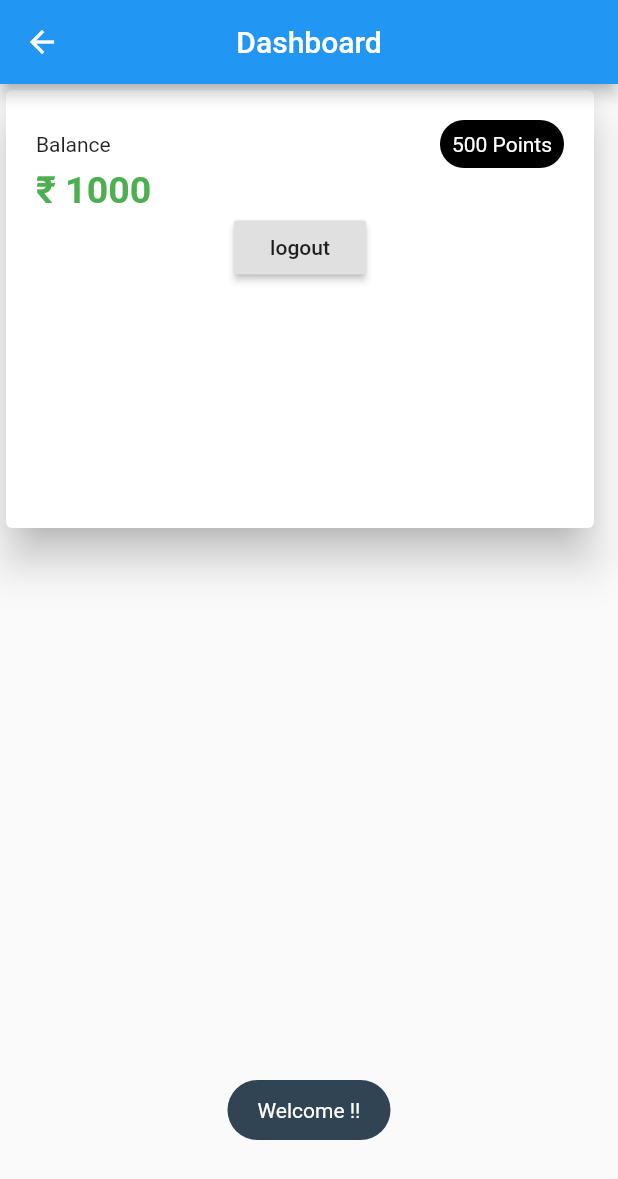
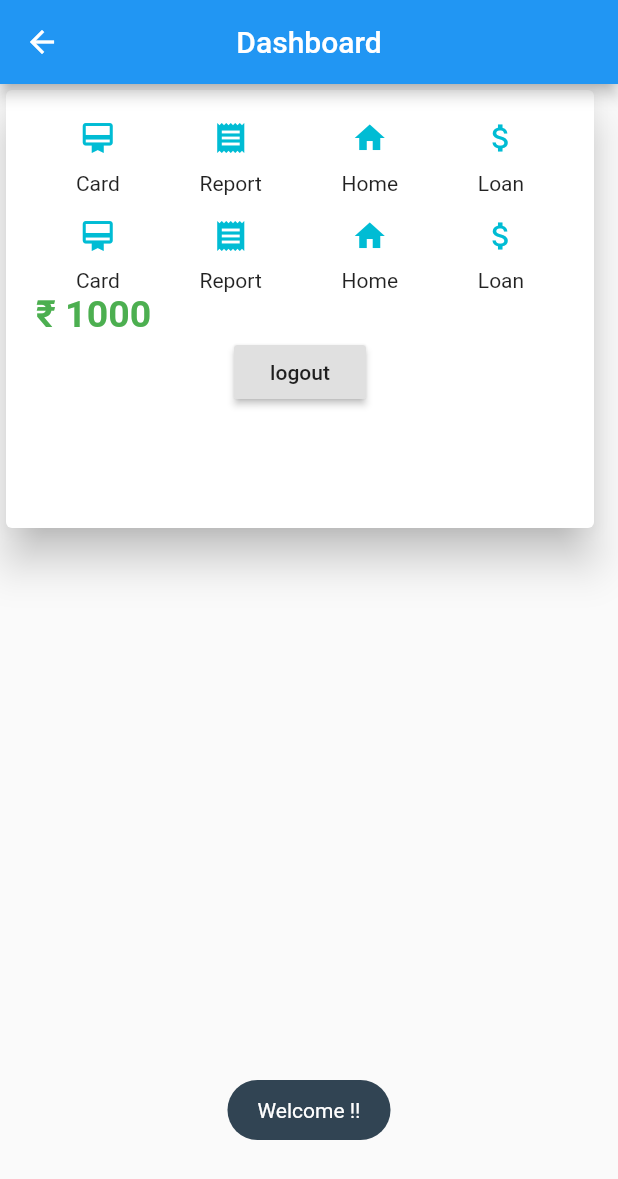
Before and after one commit to vscodeguru/flutter-guru, a Flutter app: the HomePage screen opened directly, on a phone screen of 412 x 824 dp. Shown: the top 1179 px of the screen. Run offline on Flutter 3.47's test engine with Material 2 defaults, Android fonts, the phone set to English and light mode, and no system bars; our stand-ins replace bloc, equatable, flutter_bloc, flutter_masked_text, flutter_spinkit, fluttertoast; missing offline and left inert: sms; statements that could not run were skipped.

Commit message:
Dashboard UI design Inprogress

```diff
--- a/lib/screens/dashboard/dashboard_page.dart
+++ b/lib/screens/dashboard/dashboard_page.dart
@@ -49,26 +49,130 @@ class _HomePageState extends State<HomePage> {
                       crossAxisAlignment: CrossAxisAlignment.start,
                       children: <Widget>[
                         Row(
-                          mainAxisAlignment: MainAxisAlignment.spaceBetween,
+                          mainAxisAlignment: MainAxisAlignment.spaceAround,
                           children: <Widget>[
-                            Text(
-                              "Balance",
-                              //   style: TextStyle(fontFamily: UIData.ralewayFont),
+                            Column(
+                              children: <Widget>[
+                                Icon(
+                                  Icons.card_membership,
+                                  color: Colors.cyan,
+                                ),
+                                SizedBox(height: 10),
+                                Text(
+                                  "Card",
+                                  //   style: TextStyle(fontFamily: UIData.ralewayFont),
+                                ),
+                              ],
                             ),
-                            Material(
-                              color: Colors.black,
-                              shape: StadiumBorder(),
-                              child: Padding(
-                                padding: const EdgeInsets.all(8.0),
-                                child: Text(
-                                  "500 Points",
-                                  style: TextStyle(
-                                    color: Colors.white,
-                                    //  fontFamily: UIData.ralewayFont),
-                                  ),
+                            Column(
+                              children: <Widget>[
+                                Icon(
+                                  Icons.receipt,
+                                  color: Colors.cyan,
                                 ),
-                              ),
+                                SizedBox(height: 10),
+                                Text('Report')
+                              ],
                             ),
+                            Column(
+                              children: <Widget>[
+                                Icon(
+                                  Icons.home,
+                                  color: Colors.cyan,
+                                ),
+                                SizedBox(height: 10),
+                                Text('Home')
+                              ],
+                            ),
+                            Column(
+                              children: <Widget>[
+                                Icon(
+                                  Icons.attach_money,
+                                  color: Colors.cyan,
+                                ),
+                                SizedBox(height: 10),
+                                Text('Loan')
+                              ],
+                            )
+
+                            // Material(
+                            //   color: Colors.black,
+                            //   shape: StadiumBorder(),
+                            //   child: Padding(
+                            //     padding: const EdgeInsets.all(8.0),
+                            //     child: Text(
+                            //       "500 Points",
+                            //       style: TextStyle(
+                            //         color: Colors.white,
+                            //         //  fontFamily: UIData.ralewayFont),
+                            //       ),
+                            //     ),
+                            //   ),
+                            // ),
+                          ],
+                        ),
+                        SizedBox(height: 15),
+                          Row(
+                          mainAxisAlignment: MainAxisAlignment.spaceAround,
+                          children: <Widget>[
+                            Column(
+                              children: <Widget>[
+                                Icon(
+                                  Icons.card_membership,
+                                  color: Colors.cyan,
+                                ),
+                                SizedBox(height: 10),
+                                Text(
+                                  "Card",
+                                  //   style: TextStyle(fontFamily: UIData.ralewayFont),
+                                ),
+                              ],
+                            ),
+                            Column(
+                              children: <Widget>[
+                                Icon(
+                                  Icons.receipt,
+                                  color: Colors.cyan,
+                                ),
+                                SizedBox(height: 10),
+                                Text('Report')
+                              ],
+                            ),
+                            Column(
+                              children: <Widget>[
+                                Icon(
+                                  Icons.home,
+                                  color: Colors.cyan,
+                                ),
+                                SizedBox(height: 10),
+                                Text('Home')
+                              ],
+                            ),
+                            Column(
+                              children: <Widget>[
+                                Icon(
+                                  Icons.attach_money,
+                                  color: Colors.cyan,
+                                ),
+                                SizedBox(height: 10),
+                                Text('Loan')
+                              ],
+                            )
+
+                            // Material(
+                            //   color: Colors.black,
+                            //   shape: StadiumBorder(),
+                            //   child: Padding(
+                            //     padding: const EdgeInsets.all(8.0),
+                            //     child: Text(
+                            //       "500 Points",
+                            //       style: TextStyle(
+                            //         color: Colors.white,
+                            //         //  fontFamily: UIData.ralewayFont),
+                            //       ),
+                            //     ),
+                            //   ),
+                            // ),
                           ],
                         ),
                         Text(
@@ -80,7 +184,7 @@ class _HomePageState extends State<HomePage> {
                               fontSize: 25.0),
                         ),
                         Row(
-                         // crossAxisAlignment: CrossAxisAlignment.center,
+                          // crossAxisAlignment: CrossAxisAlignment.center,
                           mainAxisAlignment: MainAxisAlignment.center,
                           children: <Widget>[
                             RaisedButton(
```
Also changed, not shown: assets/images/logo/photo.jpeg (added).
